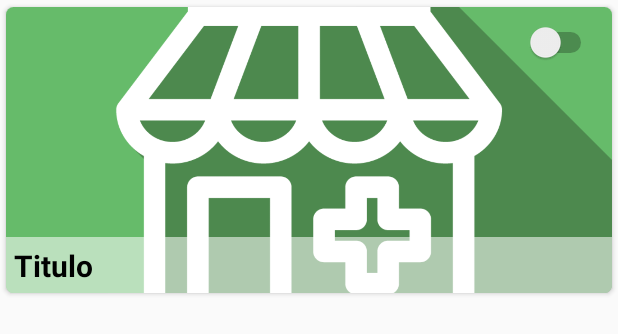
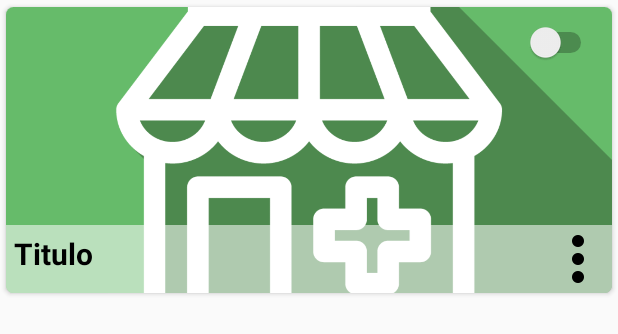
Before and after one commit to MessiasLima/avisae, an Android app: the layout local_list_item.xml on its own in the app's theme, with its tools: preview values and no code run, on a phone screen of 412 x 824 dp. Shown: the top 334 px of the screen. Run offline under Robolectric (Android 15) with nearby library versions, the phone set to English and light mode, and no system bars.

Commit message:
adição do menu de contexto dos cards

```diff
--- a/app/src/main/res/layout/local_list_item.xml
+++ b/app/src/main/res/layout/local_list_item.xml
@@ -1,17 +1,17 @@
 <?xml version="1.0" encoding="utf-8"?>
 <LinearLayout xmlns:android="http://schemas.android.com/apk/res/android"
+    xmlns:app="http://schemas.android.com/apk/res-auto"
     android:layout_width="match_parent"
     android:layout_height="wrap_content"
-    xmlns:app="http://schemas.android.com/apk/res-auto"
     android:orientation="vertical">
 
     <android.support.v7.widget.CardView
         android:id="@+id/card"
         android:layout_width="match_parent"
         android:layout_height="200dp"
-        app:cardUseCompatPadding="true"
+        app:cardCornerRadius="5dp"
         app:cardElevation="2dp"
-        app:cardCornerRadius="5dp">
+        app:cardUseCompatPadding="true">
 
         <RelativeLayout
             android:id="@+id/card_background_layout"
@@ -20,44 +20,63 @@
 
             <ImageView
                 android:id="@+id/card_background_image"
-                android:src="@drawable/ic_farmacia"
+                android:layout_width="match_parent"
+                android:layout_height="match_parent"
+                android:clickable="true"
                 android:scaleType="centerCrop"
-                android:clickable="true"
-                android:layout_width="match_parent"
-                android:layout_height="match_parent" />
+                android:src="@drawable/ic_farmacia" />
 
             <Switch
                 android:id="@+id/card_switcher"
-                android:layout_margin="10dp"
+                android:layout_width="wrap_content"
+                android:layout_height="wrap_content"
                 android:layout_alignParentRight="true"
-                android:layout_width="wrap_content"
-                android:layout_height="wrap_content" />
+                android:layout_margin="10dp" />
 
 
             <LinearLayout
                 android:id="@+id/card_text_bar"
                 android:layout_width="match_parent"
-                android:layout_height="37dp"
+                android:layout_height="45dp"
                 android:layout_alignParentBottom="true"
                 android:background="#8CFFFFFF"
                 android:orientation="vertical"
                 android:padding="5dp">
 
-                <TextView
-                    android:id="@+id/card_title_text"
-                    android:textSize="@dimen/text_size_title"
-                    android:layout_width="wrap_content"
-                    android:layout_height="wrap_content"
-                    android:textColor="#000"
-                    android:textStyle="bold"
-                    android:text="Titulo" />
+
+                <LinearLayout
+                    android:orientation="horizontal"
+                    android:layout_width="match_parent"
+                    android:layout_height="wrap_content">
+
+                    <TextView
+                        android:id="@+id/card_title_text"
+                        android:layout_width="wrap_content"
+                        android:layout_height="wrap_content"
+                        android:text="Titulo"
+                        android:layout_weight="1"
+                        android:textColor="#000"
+                        android:textSize="@dimen/text_size_title"
+                        android:textStyle="bold" />
+
+                    <ImageButton
+                        android:id="@+id/popup_button"
+                        android:background="@android:color/transparent"
+                        android:layout_weight="0"
+                        android:adjustViewBounds="true"
+                        android:layout_gravity="end"
+                        android:layout_width="wrap_content"
+                        android:layout_height="wrap_content"
+                        android:src="@drawable/ic_more_vert_black_48dp" />
+                </LinearLayout>
+
 
                 <TextView
                     android:id="@+id/card_text"
-                    android:textColor="#000"
                     android:layout_width="wrap_content"
                     android:layout_height="wrap_content"
-                    android:text="Subtitulo \n continucao" />
+                    android:text="Subtitulo \n continucao"
+                    android:textColor="#000" />
             </LinearLayout>
         </RelativeLayout>
     </android.support.v7.widget.CardView>
--- a/app/src/main/res/values/strings.xml
+++ b/app/src/main/res/values/strings.xml
@@ -26,4 +26,8 @@
     <string name="title_activity_escolher_local">Map</string>
     <string name="local_selecionado">Você escolheu um local para o lembrete</string>
     <string name="confirmar">Confirmar</string>
+    <string name="editar">Editar</string>
+    <string name="excluir">Excluir</string>
+    <string name="certeza_excluir">Tem certeza que deseja excluir</string>
+    <string name="cancelar">Cancelar</string>
 </resources>
```
Also changed, not shown: app/src/main/java/br/ufc/caps/activity/MainActivity.java (+2 -29 lines), app/src/main/java/br/ufc/caps/geofence/Local.java (+25 -0 lines), app/src/main/java/br/ufc/caps/recyclerView/LocalCustomAdapter.java (+16 -3 lines), app/src/main/java/br/ufc/caps/recyclerView/LocalViewHolder.java (+27 -9 lines), app/src/main/res/menu/menu_card.xml (added, +12 -0 lines), app/src/main/res/drawable-hdpi/ic_more_vert_black_48dp.png (added), app/src/main/res/drawable-mdpi/ic_more_vert_black_48dp.png (added), app/src/main/res/drawable-xhdpi/ic_more_vert_black_48dp.png (added), app/src/main/res/drawable-xxhdpi/ic_more_vert_black_48dp.png (added), app/src/main/res/drawable-xxxhdpi/ic_more_vert_black_48dp.png (added).
